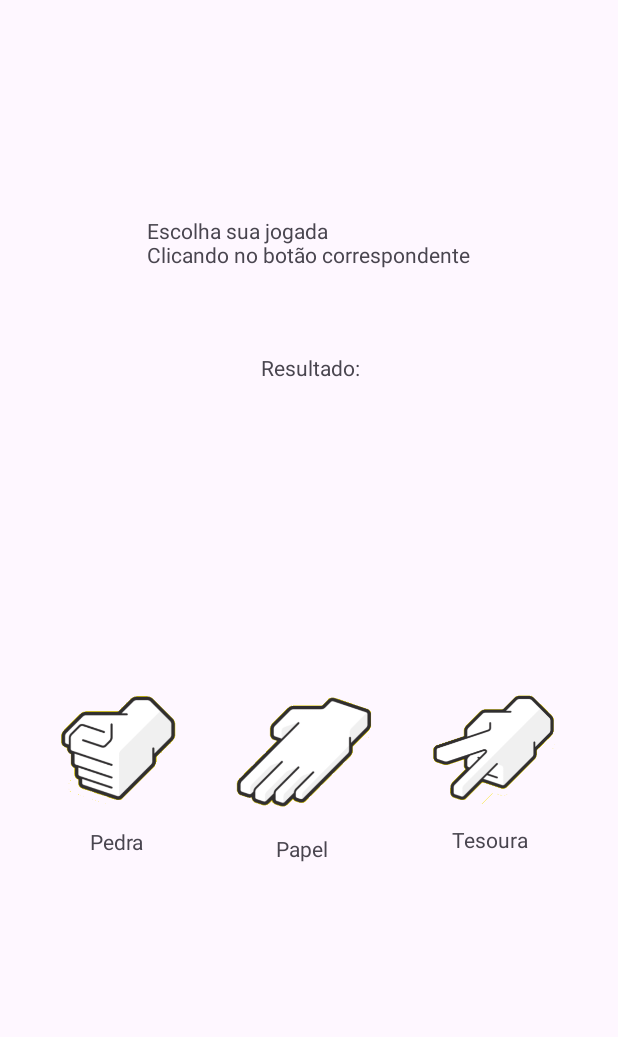
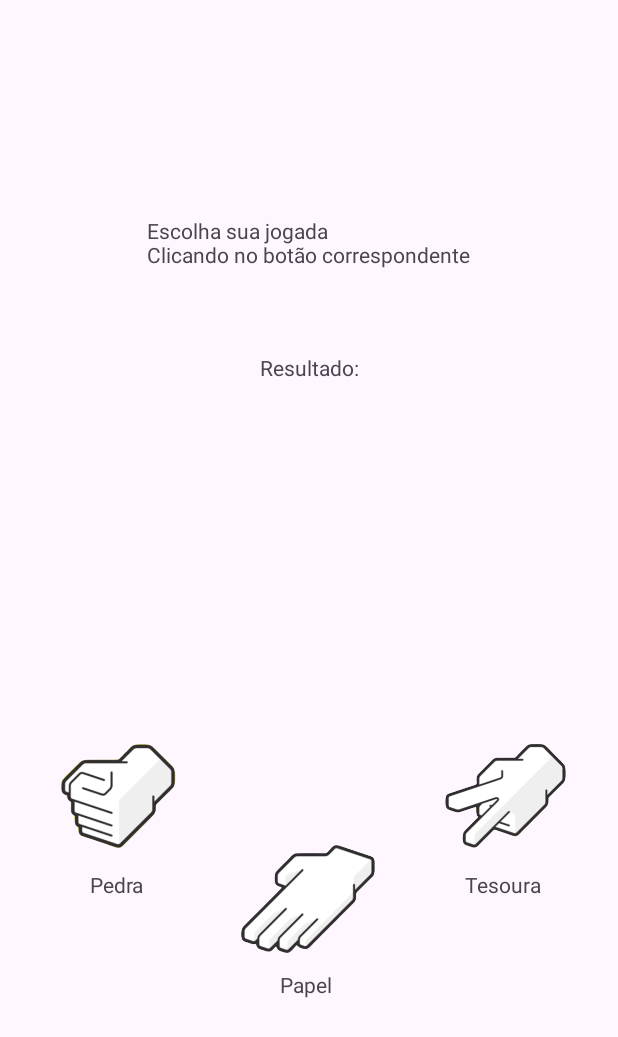
Before and after one commit to tomeki0/Pedra-Papel-Tesoura, an Android app: the screen it shows after launch (MainActivity), on a phone screen of 412 x 824 dp. Shown: the top 1037 px of the screen. Run offline under Robolectric (Android 15) with nearby library versions, the phone set to English and light mode, and no system bars.

```diff
--- a/app/src/main/res/layout/activity_main.xml
+++ b/app/src/main/res/layout/activity_main.xml
@@ -5,7 +5,9 @@
     android:id="@+id/main"
     android:layout_width="match_parent"
     android:layout_height="match_parent"
-    tools:context=".MainActivity">
+    tools:context=".MainActivity"
+    tools:layout_editor_absoluteX="-20dp"
+    tools:layout_editor_absoluteY="-1dp">
 
     <TextView
         android:id="@+id/txtJogada"
@@ -23,19 +25,21 @@
         android:layout_width="wrap_content"
         android:layout_height="wrap_content"
         android:layout_marginTop="56dp"
-        android:layout_marginEnd="172dp"
         android:text="@string/txt_field_result"
         app:layout_constraintEnd_toEndOf="parent"
+        app:layout_constraintStart_toStartOf="parent"
         app:layout_constraintTop_toBottomOf="@+id/txtJogada" />
 
     <TextView
         android:id="@+id/txtCombinacao"
         android:layout_width="wrap_content"
         android:layout_height="wrap_content"
-        android:layout_marginStart="164dp"
         android:layout_marginTop="24dp"
         android:text="@string/txt_field_combs"
+        android:textAlignment="center"
         android:visibility="invisible"
+        app:layout_constraintEnd_toEndOf="parent"
+        app:layout_constraintHorizontal_bias="0.498"
         app:layout_constraintStart_toStartOf="parent"
         app:layout_constraintTop_toBottomOf="@+id/txtJogada" />
 
@@ -43,24 +47,23 @@
         android:id="@+id/imgPapel"
         android:layout_width="101dp"
         android:layout_height="74dp"
-        android:layout_marginStart="6dp"
-        android:layout_marginTop="40dp"
-        android:layout_marginEnd="7dp"
+        android:layout_marginStart="3dp"
+        android:layout_marginEnd="13dp"
+        android:layout_marginBottom="188dp"
         android:onClick="cliqueBtnPapel"
         app:layout_constraintBottom_toBottomOf="parent"
         app:layout_constraintEnd_toStartOf="@+id/imgTesoura"
+        app:layout_constraintHorizontal_bias="0.578"
         app:layout_constraintStart_toEndOf="@+id/imgPedra"
-        app:layout_constraintTop_toBottomOf="@+id/txtResultado"
-        app:layout_constraintVertical_bias="0.372"
-        app:srcCompat="@drawable/papel" />
+        app:srcCompat="@drawable/btn_papel" />
 
     <TextView
         android:id="@+id/txtPedra"
         android:layout_width="wrap_content"
         android:layout_height="wrap_content"
         android:layout_marginStart="60dp"
-        android:layout_marginTop="15dp"
-        android:layout_marginBottom="272dp"
+        android:layout_marginTop="12dp"
+        android:layout_marginBottom="224dp"
         android:text="@string/btn_txt_PEDRA"
         app:layout_constraintBottom_toBottomOf="parent"
         app:layout_constraintStart_toStartOf="parent"
@@ -68,54 +71,54 @@
         app:layout_constraintVertical_bias="0.0" />
 
     <TextView
-        android:id="@+id/txtPapel"
+        android:id="@+id/txtTesoura"
         android:layout_width="wrap_content"
         android:layout_height="wrap_content"
-        android:layout_marginTop="-20dp"
-        android:layout_marginEnd="10dp"
-        android:text="@string/btn_txt_PAPEL"
+        android:layout_marginTop="12dp"
+        android:layout_marginEnd="51dp"
+        android:layout_marginBottom="240dp"
+        android:text="@string/btn_txt_TESOURA"
         app:layout_constraintBottom_toBottomOf="parent"
         app:layout_constraintEnd_toEndOf="parent"
-        app:layout_constraintStart_toStartOf="parent"
-        app:layout_constraintTop_toBottomOf="@+id/imgPapel"
-        app:layout_constraintVertical_bias="0.132" />
+        app:layout_constraintTop_toBottomOf="@+id/imgTesoura"
+        app:layout_constraintVertical_bias="0.0" />
 
     <ImageView
         android:id="@+id/imgPedra"
         android:layout_width="102dp"
         android:layout_height="74dp"
         android:layout_marginStart="28dp"
-        android:layout_marginBottom="288dp"
+        android:layout_marginBottom="256dp"
         android:onClick="cliqueBtnPedra"
         app:layout_constraintBottom_toBottomOf="parent"
         app:layout_constraintStart_toStartOf="parent"
-        app:srcCompat="@drawable/pedra" />
-
-    <TextView
-        android:id="@+id/txtTesoura"
-        android:layout_width="wrap_content"
-        android:layout_height="wrap_content"
-        android:layout_marginTop="15dp"
-        android:layout_marginEnd="60dp"
-        android:layout_marginBottom="272dp"
-        android:text="@string/btn_txt_TESOURA"
-        app:layout_constraintBottom_toBottomOf="parent"
-        app:layout_constraintEnd_toEndOf="parent"
-        app:layout_constraintHorizontal_bias="1.0"
-        app:layout_constraintStart_toEndOf="@+id/txtPapel"
-        app:layout_constraintTop_toBottomOf="@+id/imgTesoura"
-        app:layout_constraintVertical_bias="0.105" />
+        app:srcCompat="@drawable/btn_pedra" />
 
     <ImageView
         android:id="@+id/imgTesoura"
         android:layout_width="102dp"
         android:layout_height="74dp"
-        android:layout_marginEnd="32dp"
-        android:layout_marginBottom="288dp"
+        android:layout_marginEnd="24dp"
+        android:layout_marginBottom="256dp"
         android:onClick="cliqueBtnTesoura"
         app:layout_constraintBottom_toBottomOf="parent"
         app:layout_constraintEnd_toEndOf="parent"
-        app:srcCompat="@drawable/tesoura" />
+        app:srcCompat="@drawable/btn_tesoura" />
+
+    <TextView
+        android:id="@+id/txtPapel"
+        android:layout_width="wrap_content"
+        android:layout_height="wrap_content"
+        android:layout_marginStart="35dp"
+        android:layout_marginTop="-18dp"
+        android:layout_marginEnd="20dp"
+        android:text="@string/btn_txt_PAPEL"
+        app:layout_constraintBottom_toBottomOf="parent"
+        app:layout_constraintEnd_toEndOf="parent"
+        app:layout_constraintHorizontal_bias="0.471"
+        app:layout_constraintStart_toStartOf="parent"
+        app:layout_constraintTop_toBottomOf="@+id/imgPapel"
+        app:layout_constraintVertical_bias="0.155" />
 
     <ImageView
         android:id="@+id/imgResult"
--- a/app/src/main/res/values/colors.xml
+++ b/app/src/main/res/values/colors.xml
@@ -4,4 +4,5 @@
     <color name="white">#FFFFFFFF</color>
     <string name="green_victory">#4CAF50</string>
     <string name="red_defeat">#AFF45448</string>
+    <string name="gray_draw">#C3837C7C</string>
 </resources>
```
Also changed, not shown: app/src/main/java/com/guilima/pedra_papel_tesoura/MainActivity.java (+26 -14 lines).
